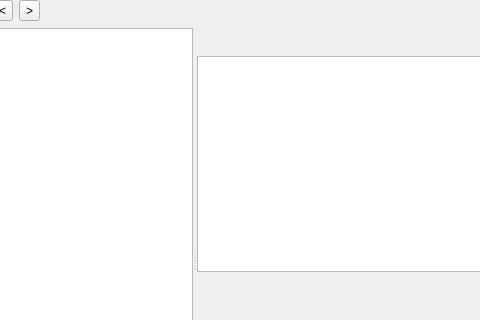
Qt form PE/pewidget.ui (horsicq/FormatWidgets) before a commit; both pictures show x 94 to 574 and y 0 to 320 of the 1032 by 493 pixel window.
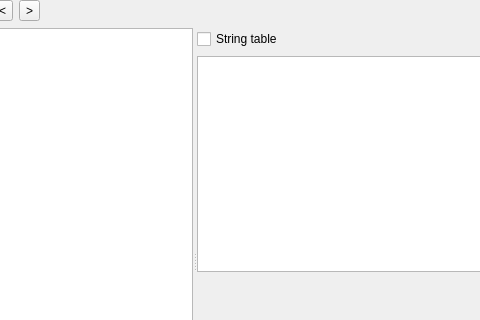
The same form after that commit. The open tabs and pages were chosen to show the change. Custom widgets are drawn as their Qt base class.

```diff
--- a/PE/pewidget.ui
+++ b/PE/pewidget.ui
@@ -922,6 +922,13 @@
          <layout class="QVBoxLayout" name="verticalLayout">
           <item>
            <layout class="QHBoxLayout" name="horizontalLayout_6">
+            <item>
+             <widget class="QCheckBox" name="checkBoxSectionsStringTable">
+              <property name="text">
+               <string>String table</string>
+              </property>
+             </widget>
+            </item>
             <item>
              <spacer name="horizontalSpacer_6">
               <property name="orientation">
```
Left out of the diff: 2 changed lines with no effect on the pictures.
